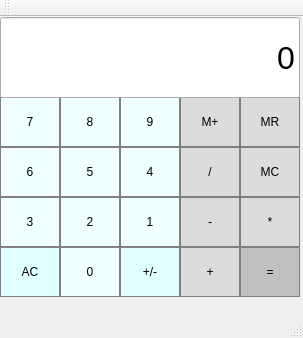
Qt form Calculator/Calculator/Calculator.ui (heIIoad/Calculator) before a commit.
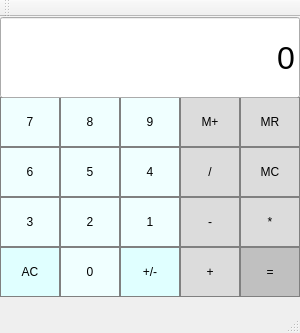
The same form after that commit.

```diff
--- a/Calculator/Calculator/Calculator.ui
+++ b/Calculator/Calculator/Calculator.ui
@@ -6,8 +6,8 @@
    <rect>
     <x>0</x>
     <y>0</y>
-    <width>303</width>
-    <height>338</height>
+    <width>300</width>
+    <height>333</height>
    </rect>
   </property>
   <property name="windowTitle">
```
Left out of the diff: 4 changed lines with no effect on the pictures.
